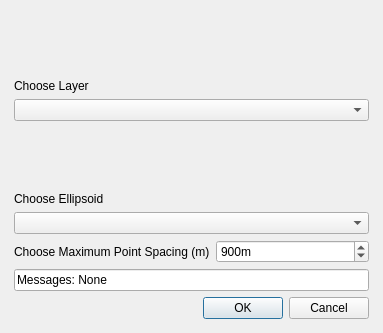
First picture: the form in geodesic_densifier_dialog_base.ui, repository GeoscienceAustralia/GeodesicDensifier, before the edit.
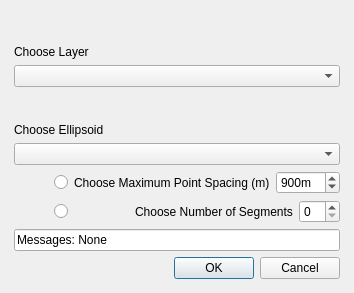
Second picture: the form after the edit. Custom widgets are drawn as their Qt base class.

Commit message: Added ability to choose number of segments OR maximum segment size

```diff
--- a/geodesic_densifier_dialog_base.ui
+++ b/geodesic_densifier_dialog_base.ui
@@ -6,8 +6,8 @@
    <rect>
     <x>0</x>
     <y>0</y>
-    <width>383</width>
-    <height>333</height>
+    <width>351</width>
+    <height>293</height>
    </rect>
   </property>
   <property name="windowTitle">
@@ -19,7 +19,7 @@
      <property name="margin">
       <number>3</number>
      </property>
-     <item row="3" column="0">
+     <item row="4" column="0">
       <layout class="QVBoxLayout" name="messageLayout">
        <item>
         <widget class="QLineEdit" name="messageBox">
@@ -30,30 +30,6 @@
        </item>
       </layout>
      </item>
-     <item row="2" column="0">
-      <layout class="QHBoxLayout" name="spacingLayout">
-       <item>
-        <widget class="QLabel" name="spacingLabel">
-         <property name="text">
-          <string>Choose Maximum Point Spacing (m)</string>
-         </property>
-        </widget>
-       </item>
-       <item>
-        <widget class="QSpinBox" name="spacingSpinBox">
-         <property name="suffix">
-          <string>m</string>
-         </property>
-         <property name="maximum">
-          <number>5000</number>
-         </property>
-         <property name="value">
-          <number>900</number>
-         </property>
-        </widget>
-       </item>
-      </layout>
-     </item>
      <item row="0" column="0">
       <layout class="QVBoxLayout" name="layerLayout">
        <item>
@@ -88,7 +64,7 @@
        </item>
       </layout>
      </item>
-     <item row="4" column="0">
+     <item row="5" column="0">
       <widget class="QDialogButtonBox" name="button_box">
        <property name="orientation">
         <enum>Qt::Horizontal</enum>
@@ -98,6 +74,120 @@
        </property>
       </widget>
      </item>
+     <item row="2" column="0">
+      <layout class="QVBoxLayout" name="verticalLayout">
+       <item>
+        <layout class="QHBoxLayout" name="spacingLayout">
+         <item>
+          <spacer name="horizontalSpacer">
+           <property name="orientation">
+            <enum>Qt::Horizontal</enum>
+           </property>
+           <property name="sizeType">
+            <enum>QSizePolicy::Fixed</enum>
+           </property>
+           <property name="sizeHint" stdset="0">
+            <size>
+             <width>40</width>
+             <height>20</height>
+            </size>
+           </property>
+          </spacer>
+         </item>
+         <item>
+          <widget class="QRadioButton" name="spacingRadioButton">
+           <property name="text">
+            <string/>
+           </property>
+          </widget>
+         </item>
+         <item>
+          <spacer name="horizontalSpacer_4">
+           <property name="orientation">
+            <enum>Qt::Horizontal</enum>
+           </property>
+           <property name="sizeHint" stdset="0">
+            <size>
+             <width>40</width>
+             <height>20</height>
+            </size>
+           </property>
+          </spacer>
+         </item>
+         <item>
+          <widget class="QLabel" name="spacingLabel">
+           <property name="text">
+            <string>Choose Maximum Point Spacing (m)</string>
+           </property>
+          </widget>
+         </item>
+         <item>
+          <widget class="QSpinBox" name="spacingSpinBox">
+           <property name="suffix">
+            <string>m</string>
+           </property>
+           <property name="maximum">
+            <number>5000</number>
+           </property>
+           <property name="value">
+            <number>900</number>
+           </property>
+          </widget>
+         </item>
+        </layout>
+       </item>
+       <item>
+        <layout class="QHBoxLayout" name="horizontalLayout">
+         <item>
+          <spacer name="horizontalSpacer_2">
+           <property name="orientation">
+            <enum>Qt::Horizontal</enum>
+           </property>
+           <property name="sizeType">
+            <enum>QSizePolicy::Fixed</enum>
+           </property>
+           <property name="sizeHint" stdset="0">
+            <size>
+             <width>40</width>
+             <height>20</height>
+            </size>
+           </property>
+          </spacer>
+         </item>
+         <item>
+          <widget class="QRadioButton" name="segmentsRadioButton">
+           <property name="text">
+            <string/>
+           </property>
+          </widget>
+         </item>
+         <item>
+          <spacer name="horizontalSpacer_3">
+           <property name="orientation">
+            <enum>Qt::Horizontal</enum>
+           </property>
+           <property name="sizeHint" stdset="0">
+            <size>
+             <width>40</width>
+             <height>20</height>
+            </size>
+           </property>
+          </spacer>
+         </item>
+         <item>
+          <widget class="QLabel" name="label">
+           <property name="text">
+            <string>Choose Number of Segments</string>
+           </property>
+          </widget>
+         </item>
+         <item>
+          <widget class="QSpinBox" name="segmentsSpinBox"/>
+         </item>
+        </layout>
+       </item>
+      </layout>
+     </item>
     </layout>
    </item>
   </layout>
```
Left out of the diff: 2 changed lines with no effect on the pictures. The commit also changes 1 other file.
